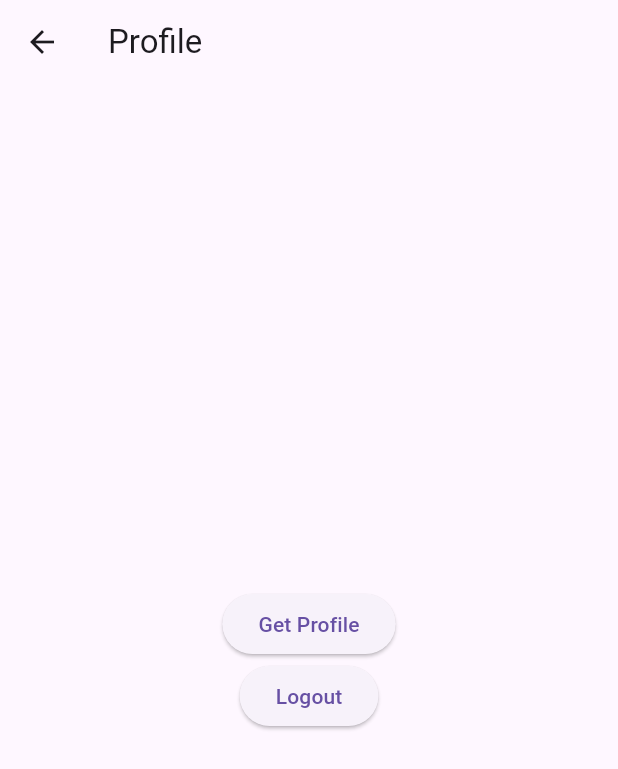
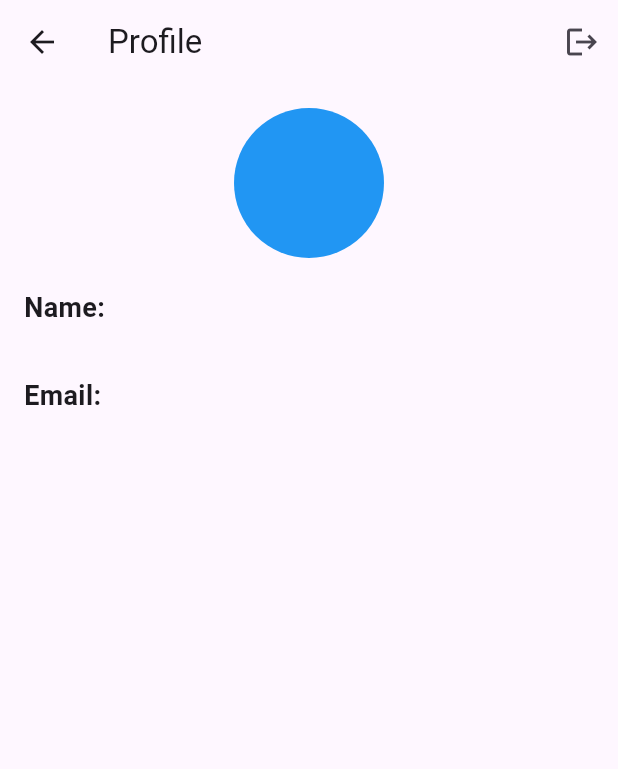
Before and after one commit to Krisnarhesa/MobileApp-FlutterProject, a Flutter app: the ProfilePage screen opened by its route, on a phone screen of 412 x 824 dp. Shown: the top 769 px of the screen. Run offline on Flutter 3.47's test engine with Material 3 defaults, Android fonts, the light colour scheme and no system bars; our stand-ins replace dio, flutter_svg, font_awesome_flutter, get_storage; accounts and stored records are empty.

Commit message:
better UI and function profile page

```diff
--- a/lib/profilepage.dart
+++ b/lib/profilepage.dart
@@ -30,37 +30,69 @@ class _ProfilePageState extends State<ProfilePage> {
     }
   }
 
-  void getProfile() async {
-    try {
-      final _response = await _dio.get(
-        '${_apiUrl}/user',
-        options: Options(
-          headers: {'Authorization': 'Bearer ${_storage.read('token')}'},
-        ),
-      );
-      print(_response.data);
-    } on DioException catch (e) {
-      print('${e.response} - ${e.response?.statusCode}');
-    }
-  }
+  // void getProfile() async {
+  //   try {
+  //     final _response = await _dio.get(
+  //       '${_apiUrl}/user',
+  //       options: Options(
+  //         headers: {'Authorization': 'Bearer ${_storage.read('token')}'},
+  //       ),
+  //     );
+  //     print(_response.data);
+  //   } on DioException catch (e) {
+  //     print('${e.response} - ${e.response?.statusCode}');
+  //   }
+  // }
 
   @override
   Widget build(BuildContext context) {
+    String _name = _storage.read('name') ?? '';
+    String _email = _storage.read('email') ?? '';
     return Scaffold(
       appBar: AppBar(
         title: const Text('Profile'),
+        actions: [
+          IconButton(
+            icon: Icon(Icons.logout),
+            onPressed: goLogout,
+          ),
+        ],
       ),
-      body: Center(
+      body: Padding(
+        padding: const EdgeInsets.all(16.0),
         child: Column(
-          mainAxisAlignment: MainAxisAlignment.center,
+          crossAxisAlignment: CrossAxisAlignment.start,
           children: <Widget>[
-            ElevatedButton(
-              onPressed: getProfile,
-              child: const Text('Get Profile'),
+            Center(
+              child: CircleAvatar(
+                radius: 50,
+                backgroundColor:
+                    Colors.blue, // Ubah warna latar belakang sesuai kebutuhan
+                child: Text(
+                  _name.isNotEmpty ? _name[0].toUpperCase() : '',
+                  style: TextStyle(
+                      fontSize: 32,
+                      color: Colors.white), // Ubah warna teks sesuai kebutuhan
+                ),
+              ),
             ),
-            ElevatedButton(
-              onPressed: goLogout,
-              child: const Text('Logout'),
+            SizedBox(height: 20),
+            Text(
+              'Name:',
+              style: TextStyle(fontSize: 18, fontWeight: FontWeight.bold),
+            ),
+            Text(
+              _name,
+              style: TextStyle(fontSize: 16),
+            ),
+            SizedBox(height: 10),
+            Text(
+              'Email:',
+              style: TextStyle(fontSize: 18, fontWeight: FontWeight.bold),
+            ),
+            Text(
+              _email,
+              style: TextStyle(fontSize: 16),
             ),
           ],
         ),
```
